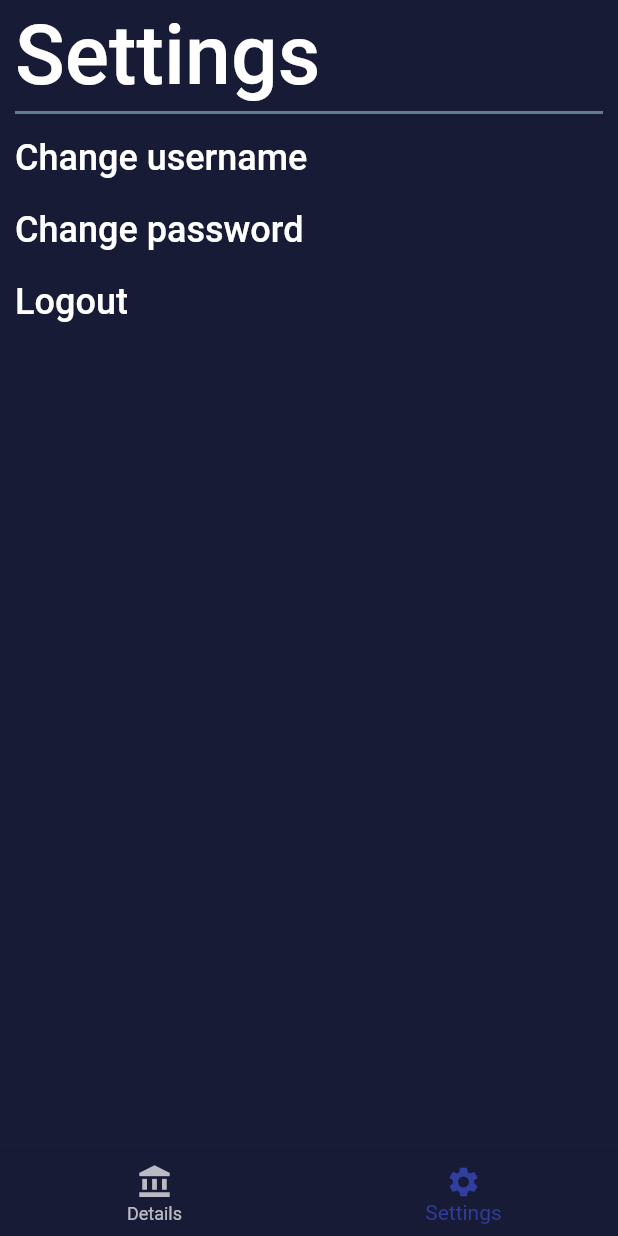
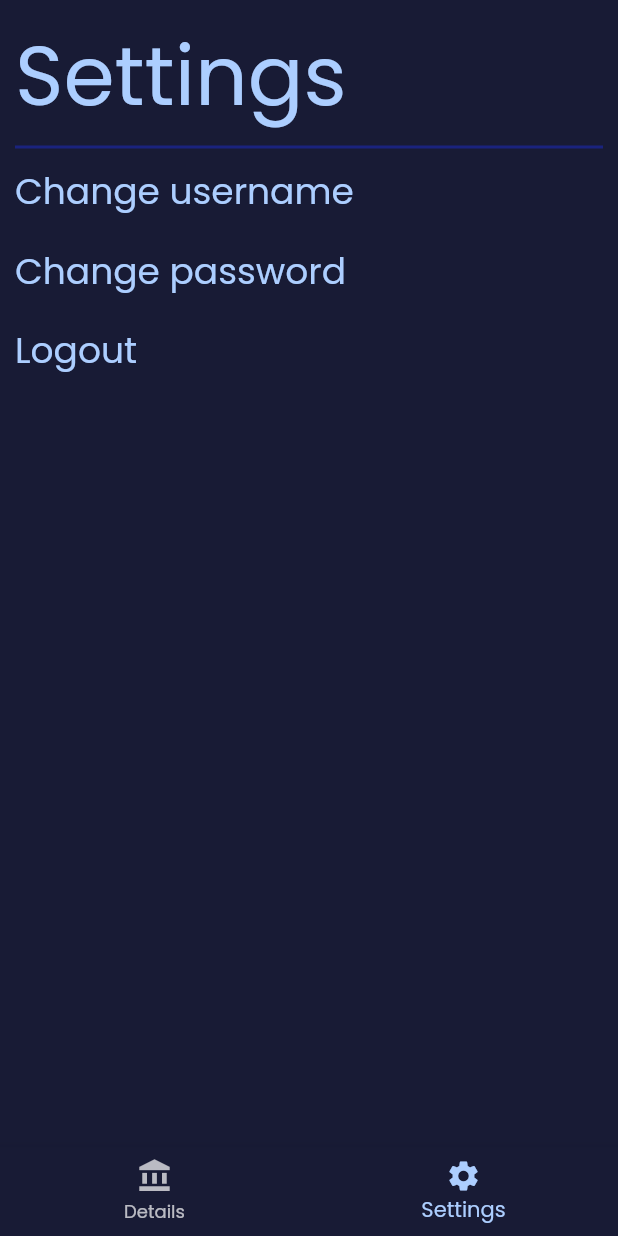
Before and after one commit to htoopyaelinn56/K-ma-pay, a Flutter app: the DetailsScreen screen opened by its route, item 2 of the bottom bar chosen, on a phone screen of 412 x 824 dp. Run offline on Flutter 3.47's test engine with Material 2 defaults, Android fonts, the phone set to English and light mode, and no system bars; our stand-ins replace animated_text_kit, cloud_firestore, custom_radio_grouped_button, firebase_auth, firebase_core, fluttertoast and 2 more; accounts and stored records are empty.

Commit message:
font and new theme

```diff
--- a/lib/Components/details_buttons.dart
+++ b/lib/Components/details_buttons.dart
@@ -19,6 +19,7 @@ class DetailsButton extends StatelessWidget {
           child: Icon(
             icon,
             size: 30.0,
+            color: textColor,
           ),
           style: ButtonStyle(
             backgroundColor: MaterialStateProperty.all(componentColor),
--- a/lib/Components/my_buttons.dart
+++ b/lib/Components/my_buttons.dart
@@ -24,7 +24,11 @@ class CustomButton extends StatelessWidget {
         onPressed: action,
         child: Text(
           buttonText,
-          style: const TextStyle(fontSize: 24, fontWeight: FontWeight.bold),
+          style: TextStyle(
+            fontSize: 24,
+            fontWeight: FontWeight.bold,
+            color: textColor,
+          ),
         ),
         style: ButtonStyle(
           backgroundColor: MaterialStateProperty.all(componentColor),
--- a/lib/DetailScreenPages/DetailsMainWidgets/history_stream.dart
+++ b/lib/DetailScreenPages/DetailsMainWidgets/history_stream.dart
@@ -72,7 +72,7 @@ class HistoryStream extends StatelessWidget {
                               historyData[index].toWho,
                               textAlign: TextAlign.start,
                               style: const TextStyle(
-                                fontSize: 14,
+                                fontSize: 16,
                               ),
                             ),
                           ),
--- a/lib/DetailScreenPages/details_settings.dart
+++ b/lib/DetailScreenPages/details_settings.dart
@@ -4,6 +4,7 @@ import 'package:firebase_auth/firebase_auth.dart';
 import 'package:money_transfer/DetailScreenPages/SettingScreens/change_password.dart';
 import 'package:money_transfer/DetailScreenPages/SettingScreens/change_username.dart';
 import 'package:money_transfer/Screens/home.dart';
+import 'package:money_transfer/constants.dart';
 import 'package:money_transfer/my_functions.dart';
 import 'package:shared_preferences/shared_preferences.dart';
 
@@ -25,19 +26,21 @@ class DetailsSettings extends StatelessWidget {
       child: Column(
         crossAxisAlignment: CrossAxisAlignment.start,
         children: [
-          Text(
-            'Settings',
-            style: Theme.of(context)
-                .textTheme
-                .titleLarge!
-                .copyWith(fontSize: 55.0),
+          Padding(
+            padding: const EdgeInsets.symmetric(vertical: 5),
+            child: Text(
+              'Settings',
+              style: Theme.of(context)
+                  .textTheme
+                  .titleLarge!
+                  .copyWith(fontSize: 55.0),
+            ),
           ),
-          const SizedBox(height: 5),
           SizedBox(
             width: double.infinity,
             height: 2.0,
             child: Container(
-              color: Colors.blueGrey,
+              color: componentColor,
             ),
           ),
           const SizedBox(height: 5),
@@ -47,12 +50,14 @@ class DetailsSettings extends StatelessWidget {
                 Navigator.pushNamed(
                     context, ChangeUserNameScreen.changeUserNameScreenRoute);
               }),
+          const SizedBox(height: 5),
           SettingsButton(
               buttonText: 'Change password',
               buttonAction: () {
                 Navigator.pushNamed(
                     context, ChangePasswordScreen.changePasswordScreenRoute);
               }),
+          const SizedBox(height: 5),
           SettingsButton(
               buttonText: 'Logout',
               buttonAction: () {
@@ -76,6 +81,7 @@ class SettingsButton extends StatelessWidget {
         Expanded(
           child: MaterialButton(
             padding: EdgeInsets.zero,
+            textColor: textColor,
             onPressed: buttonAction,
             child: SizedBox(
               width: double.infinity,
--- a/lib/Screens/details_screen.dart
+++ b/lib/Screens/details_screen.dart
@@ -24,7 +24,6 @@ class _DetailsScreenState extends State<DetailsScreen> {
     return SafeArea(
       child: Scaffold(
         bottomNavigationBar: BottomNavigationBar(
-          backgroundColor: mainColor,
           items: const <BottomNavigationBarItem>[
             BottomNavigationBarItem(
               icon: Icon(Icons.account_balance),
@@ -36,7 +35,6 @@ class _DetailsScreenState extends State<DetailsScreen> {
             ),
           ],
           currentIndex: currentIndex,
-          selectedItemColor: componentColor,
           onTap: (value) {
             setState(() {
               currentIndex = value;
--- a/lib/Screens/login_screen.dart
+++ b/lib/Screens/login_screen.dart
@@ -1,8 +1,11 @@
+import 'dart:io';
+
 import 'package:flutter/material.dart';
 import 'package:modal_progress_hud_nsn/modal_progress_hud_nsn.dart';
 import 'package:money_transfer/Components/error_dialog.dart';
 import 'package:money_transfer/Components/my_buttons.dart';
 import 'package:money_transfer/Components/text_field_widget.dart';
+import 'package:money_transfer/my_functions.dart';
 import 'details_screen.dart';
 import 'package:provider/provider.dart';
 import 'package:money_transfer/Providers/provider_data.dart';
@@ -45,7 +48,7 @@ class _LoginScreenState extends State<LoginScreen> {
           context,
           DetailsScreen.detailsScreenRoute,
         );
-      } catch (e) {
+      } on FirebaseException {
         showDialog<void>(
           context: context,
           barrierDismissible: true, // user must tap button!
--- a/lib/constants.dart
+++ b/lib/constants.dart
@@ -3,11 +3,9 @@ import 'package:money_transfer/datamodels/gift_card.dart';
 import 'package:money_transfer/datamodels/pay_bill_object.dart';
 
 Color mainColor = const Color(0xff181b35);
-Color componentColor = Colors.indigo.shade700;
-
 Color mainLightColor = const Color(0xffDEE4E7);
-Color componentLightColor = Colors.lightBlueAccent;
-
+Color componentColor = Colors.indigo.shade900;
+Color textColor = const Color(0xffffacceff);
 var progressIndicator = const SizedBox(
   width: 50,
   height: 50,
```
Also changed, not shown: lib/main.dart (+12 -0 lines), pubspec.yaml (+6 -6 lines), fonts/Poppins-Bold.ttf (added), fonts/Poppins-Regular.ttf (added).
